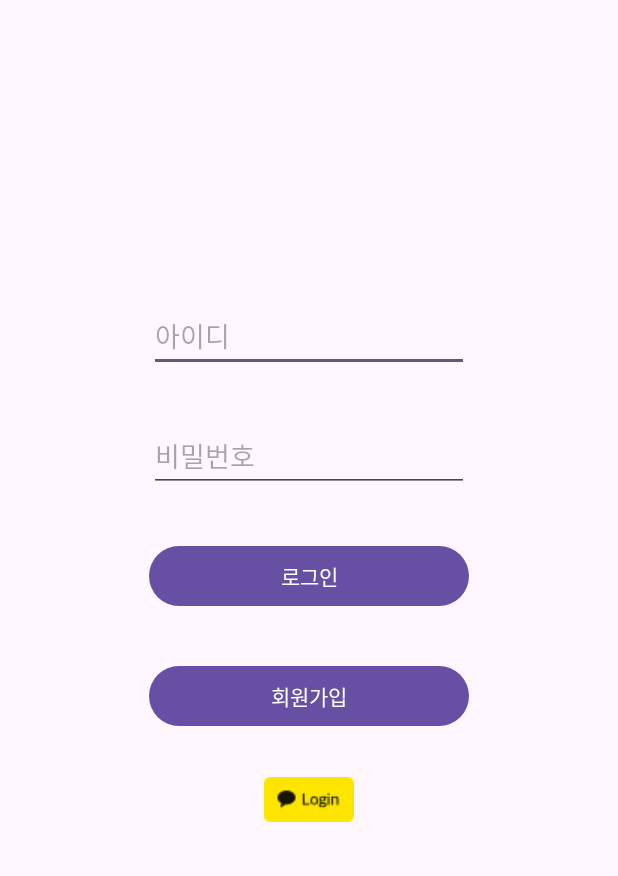
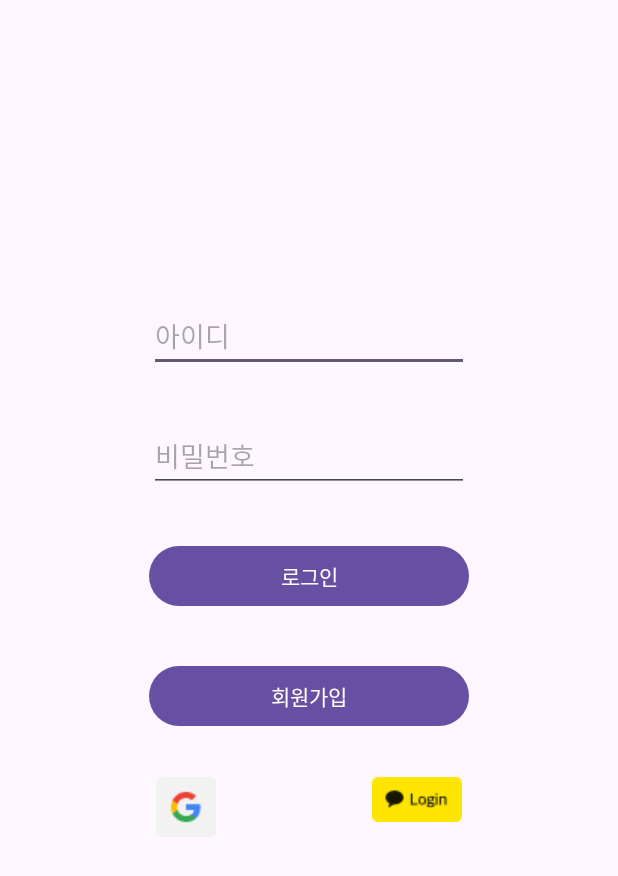
Before and after one commit to seoyuncho/My_Application, an Android app: the screen it shows after launch (LoginActivity), on a phone screen of 412 x 824 dp. Shown: the top 876 px of the screen. Run offline under Robolectric (Android 15) with nearby library versions, the phone set to English and light mode, and no system bars; our stand-ins replace Volley; libraries missing offline, so code that uses them is left out: com.kakao.sdk; 2 statements that could not run were skipped.

Commit message:
구글 로그인 구현

```diff
--- a/app/src/main/java/com/example/myapplication/LoginActivity.java
+++ b/app/src/main/java/com/example/myapplication/LoginActivity.java
@@ -1,7 +1,14 @@
 package com.example.myapplication;
 
+import android.app.Activity;
+import android.content.Context;
 import android.content.Intent;
 import android.os.Bundle;
+
+import androidx.activity.result.ActivityResult;
+import androidx.activity.result.ActivityResultCallback;
+import androidx.activity.result.ActivityResultLauncher;
+import androidx.activity.result.contract.ActivityResultContracts;
 import androidx.appcompat.app.AppCompatActivity;
 
 import android.util.Log;
@@ -15,6 +22,12 @@ import com.android.volley.RequestQueue;
 import com.android.volley.Response;
 import com.android.volley.VolleyError;
 import com.android.volley.toolbox.Volley;
+import com.google.android.gms.auth.api.signin.GoogleSignIn;
+import com.google.android.gms.auth.api.signin.GoogleSignInAccount;
+import com.google.android.gms.auth.api.signin.GoogleSignInClient;
+import com.google.android.gms.auth.api.signin.GoogleSignInOptions;
+import com.google.android.gms.common.api.ApiException;
+import com.google.android.gms.tasks.Task;
 import com.kakao.sdk.auth.model.OAuthToken;
 import com.kakao.sdk.user.UserApiClient;
 
@@ -27,8 +40,10 @@ import kotlin.jvm.functions.Function2;
 public class LoginActivity extends AppCompatActivity {
     private EditText et_id, et_pass;
     private Button btn_login, btn_register;
-    private ImageView btn_kakao_login;
+    private ImageView btn_google_login, btn_kakao_login;
     private static final String TAG = "LoginActivity";
+    private GoogleSignInClient mGoogleSignInClient;
+    private ActivityResultLauncher<Intent> resultLauncher;
 
     @Override
     protected void onCreate(Bundle savedInstanceState) {
@@ -39,6 +54,7 @@ public class LoginActivity extends AppCompatActivity {
         et_pass = findViewById(R.id.et_pass);
         btn_login = findViewById(R.id.btn_login);
         btn_register = findViewById(R.id.btn_register);
+        btn_google_login = findViewById((R.id.google_login));
         btn_kakao_login = findViewById(R.id.kakao_login);
 
 
@@ -62,7 +78,7 @@ public class LoginActivity extends AppCompatActivity {
                     @Override
                     public void onResponse(JSONObject response) {
                         try {
-                            // TODO : 인코딩 문제때문에 한글 DB인 경우 로그인 불가
+                            // TODO : 인코딩 문제 때문에 한글 DB인 경우 로그인 불가
                             System.out.println("hongchul" + response);
                             boolean success = response.getBoolean("success");
                             if (success) { // 로그인에 성공한 경우
@@ -100,6 +116,7 @@ public class LoginActivity extends AppCompatActivity {
             }
         });
 
+
         // 카카오톡이 설치되어 있는지 확인하는 메서드 , 카카오에서 제공함. 콜백 객체를 이용합.
         Function2<OAuthToken,Throwable,Unit> callback =new Function2<OAuthToken, Throwable, Unit>() {
             @Override
@@ -124,7 +141,6 @@ public class LoginActivity extends AppCompatActivity {
            //KakaoLogin 창을 띄운다.
            @Override
            public void onClick(View view) {
-
                // 해당 기기에 카카오톡이 설치되어 있는 확인
                 if(UserApiClient.getInstance().isKakaoTalkLoginAvailable(LoginActivity.this)){
                     UserApiClient.getInstance().loginWithKakaoTalk(LoginActivity.this, callback);
@@ -136,5 +152,59 @@ public class LoginActivity extends AppCompatActivity {
         });
 
 
+        // ActivityResultLauncher
+        setResultSignUp();
+
+        GoogleSignInOptions gso = new GoogleSignInOptions.Builder(GoogleSignInOptions.DEFAULT_SIGN_IN)
+                .requestEmail()
+                .requestProfile()
+                .build();
+
+        mGoogleSignInClient = GoogleSignIn.getClient(this, gso);
+
+        btn_google_login.setOnClickListener(new View.OnClickListener() {
+            @Override
+            public void onClick(View view) {
+                signIn();
+            }
+        });
+    }
+
+    private void signIn() {
+        Intent signInIntent = mGoogleSignInClient.getSignInIntent();
+        resultLauncher.launch(signInIntent);
+    }
+
+    private void setResultSignUp() {
+        resultLauncher = registerForActivityResult(new ActivityResultContracts.StartActivityForResult(),
+                new ActivityResultCallback<ActivityResult>() {
+                    @Override
+                    public void onActivityResult(ActivityResult result) {
+                        // If the result is received normally, execute the conditional statement
+                        if (result.getResultCode() == Activity.RESULT_OK) {
+                            Task<GoogleSignInAccount> task = GoogleSignIn.getSignedInAccountFromIntent(result.getData());
+
+                            // Function to output to the log using the account information to be implemented below.
+                            handleSignInResult(task);
+                        }
+                    }
+                });
+    }
+
+    private void handleSignInResult(Task<GoogleSignInAccount> completedTask) {
+        try {
+            GoogleSignInAccount account = completedTask.getResult(ApiException.class);
+            String email = account != null ? account.getEmail() : "";
+            String displayName = account != null ? account.getDisplayName() : "";
+            String photoUrl = account != null && account.getPhotoUrl() != null ? account.getPhotoUrl().toString() : "";
+
+            Log.d("로그인한 유저의 이메일", email);
+            Log.d("로그인한 유저의 전체이름", displayName);
+            Log.d("로그인한 유저의 프로필 사진의 주소", photoUrl);
+        } catch (ApiException e) {
+            // The ApiException status code indicates the detailed failure reason.
+            // Please refer to the GoogleSignInStatusCodes class reference for more information.
+            Log.w("failed", "signInResult:failed code=" + e.getStatusCode());
+        }
     }
 }
--- a/app/src/main/res/layout/activity_login.xml
+++ b/app/src/main/res/layout/activity_login.xml
@@ -59,11 +59,24 @@
         app:layout_constraintTop_toBottomOf="@+id/btn_login" />
 
     <ImageView
+        android:id="@+id/google_login"
+        android:layout_width="wrap_content"
+        android:layout_height="wrap_content"
+        android:src="@drawable/google_login_small"
+        android:layout_marginTop="30dp"
+        app:layout_constraintStart_toStartOf="parent"
+        app:layout_constraintEnd_toStartOf="@id/kakao_login"
+        app:layout_constraintTop_toBottomOf="@+id/btn_register"
+        />
+
+    <ImageView
         android:id="@+id/kakao_login"
-        android:layout_width="match_parent"
+        android:layout_width="wrap_content"
         android:layout_height="wrap_content"
         android:src="@drawable/kakao_login_small"
         android:layout_marginTop="30dp"
+        app:layout_constraintStart_toEndOf="@id/google_login"
+        app:layout_constraintEnd_toEndOf="parent"
         app:layout_constraintTop_toBottomOf="@+id/btn_register"
         />
 
--- a/app/src/main/res/values/strings.xml
+++ b/app/src/main/res/values/strings.xml
@@ -1,3 +1,4 @@
 <resources>
     <string name="app_name">My Application</string>
+    <string name="Client_ID">239138190140-2hgtff5he7kr2qd2jfilfvcshbkqc8i2.apps.googleusercontent.com</string>
 </resources>
```
Also changed, not shown: app/build.gradle.kts (+12 -1 lines), app/src/main/res/drawable/google_login_small.png (added).
